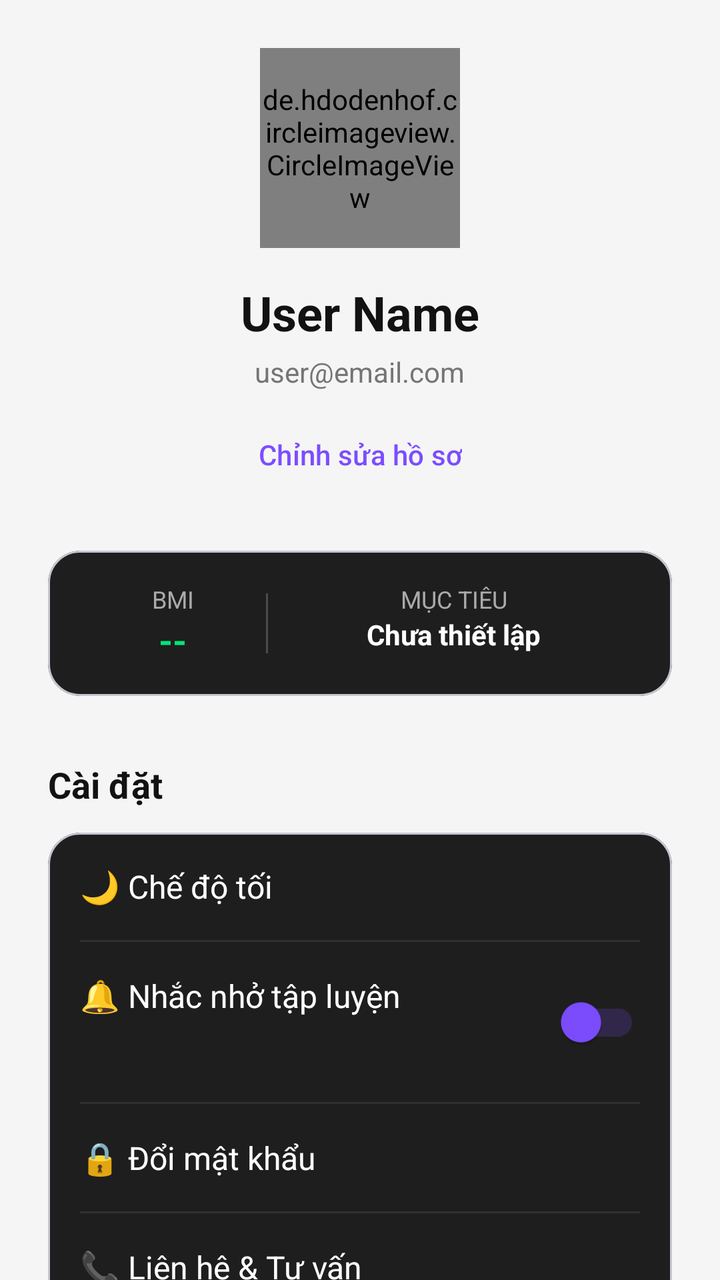
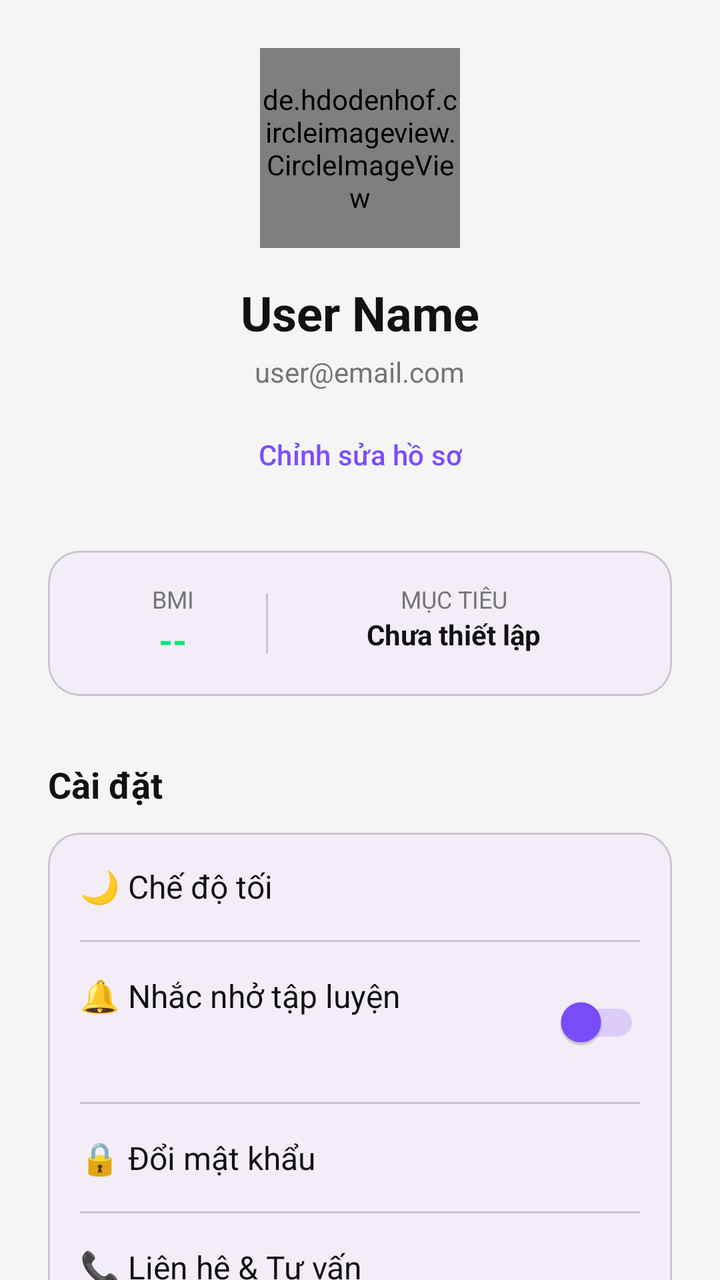

An Android layout rendered at two revisions. The XML below is the earlier revision; the diff shows what the commit changed to produce the second picture.
<!-- AndroidManifest.xml: application theme Theme.FitBody -->
<!-- res/layout/fragment_profile.xml -->
<?xml version="1.0" encoding="utf-8"?>
<androidx.coordinatorlayout.widget.CoordinatorLayout xmlns:android="http://schemas.android.com/apk/res/android"
    xmlns:app="http://schemas.android.com/apk/res-auto"
    android:layout_width="match_parent"
    android:layout_height="match_parent"
    android:background="?android:attr/windowBackground">

    <androidx.core.widget.NestedScrollView
        android:layout_width="match_parent"
        android:layout_height="match_parent">

        <LinearLayout
            android:layout_width="match_parent"
            android:layout_height="wrap_content"
            android:gravity="center_horizontal"
            android:orientation="vertical"
            android:padding="24dp">

            
            <de.hdodenhof.circleimageview.CircleImageView
                android:id="@+id/imgAvatarProfile"
                android:layout_width="100dp"
                android:layout_height="100dp"
                android:src="@drawable/ic_launcher_background"
                app:civ_border_color="#7C4DFF"
                app:civ_border_width="2dp" />

            <TextView
                android:id="@+id/txtProfileName"
                android:layout_width="wrap_content"
                android:layout_height="wrap_content"
                android:layout_marginTop="16dp"
                android:text="User Name"
                android:textColor="?attr/colorOnSurface"
                android:textSize="24sp"
                android:textStyle="bold" />

            <TextView
                android:id="@+id/txtProfileRole"
                android:layout_width="wrap_content"
                android:layout_height="wrap_content"
                android:layout_marginTop="4dp"
                android:text="user@email.com"
                android:textColor="?attr/colorOnSurfaceVariant"
                android:textSize="14sp" />

            <Button
                android:id="@+id/txtEditProfile"
                style="@style/Widget.Material3.Button.TextButton"
                android:layout_width="wrap_content"
                android:layout_height="wrap_content"
                android:layout_marginTop="8dp"
                android:text="Chỉnh sửa hồ sơ" />

            
            <com.google.android.material.card.MaterialCardView
                android:layout_width="match_parent"
                android:layout_height="wrap_content"
                android:layout_marginTop="24dp"
                app:cardCornerRadius="16dp"
                app:cardBackgroundColor="#1E1E1E">
                <LinearLayout
                    android:layout_width="match_parent"
                    android:layout_height="wrap_content"
                    android:orientation="horizontal"
                    android:padding="16dp">
                    <LinearLayout
                        android:layout_width="0dp"
                        android:layout_height="wrap_content"
                        android:layout_weight="1"
                        android:gravity="center"
                        android:orientation="vertical">
                        <TextView android:layout_width="wrap_content" android:layout_height="wrap_content" android:text="BMI" android:textColor="#AAAAAA" android:textSize="12sp"/>
                        <TextView android:id="@+id/txtProfileBMI" android:layout_width="wrap_content" android:layout_height="wrap_content" android:text="--" android:textColor="#00E676" android:textSize="18sp" android:textStyle="bold"/>
                    </LinearLayout>
                    <View android:layout_width="1dp" android:layout_height="30dp" android:background="#33FFFFFF" android:layout_gravity="center_vertical"/>
                    <LinearLayout
                        android:layout_width="0dp"
                        android:layout_height="wrap_content"
                        android:layout_weight="2"
                        android:gravity="center"
                        android:orientation="vertical">
                        <TextView android:layout_width="wrap_content" android:layout_height="wrap_content" android:text="MỤC TIÊU" android:textColor="#AAAAAA" android:textSize="12sp"/>
                        <TextView android:id="@+id/txtProfileGoal" android:layout_width="wrap_content" android:layout_height="wrap_content" android:text="Chưa thiết lập" android:textColor="#FFFFFF" android:textSize="14sp" android:textStyle="bold" android:gravity="center"/>
                    </LinearLayout>
                </LinearLayout>
            </com.google.android.material.card.MaterialCardView>

            
            <TextView
                android:layout_width="match_parent"
                android:layout_height="wrap_content"
                android:layout_marginTop="32dp"
                android:layout_marginBottom="12dp"
                android:text="Cài đặt"
                android:textColor="?attr/colorOnSurface"
                android:textSize="18sp"
                android:textStyle="bold" />

            <com.google.android.material.card.MaterialCardView
                android:layout_width="match_parent"
                android:layout_height="wrap_content"
                app:cardCornerRadius="16dp"
                app:cardBackgroundColor="#1E1E1E">
                <LinearLayout
                    android:layout_width="match_parent"
                    android:layout_height="wrap_content"
                    android:orientation="vertical">

                    <RelativeLayout
                        android:id="@+id/layoutDarkMode"
                        android:layout_width="match_parent"
                        android:layout_height="wrap_content"
                        android:padding="16dp"
                        android:clickable="true"
                        android:focusable="true"
                        android:background="?attr/selectableItemBackground">
                        <TextView
                            android:id="@+id/txtDarkMode"
                            android:layout_width="wrap_content"
                            android:layout_height="wrap_content"
                            android:text="🌙 Chế độ tối"
                            android:textColor="#FFFFFF"
                            android:textSize="16sp" />
                    </RelativeLayout>

                    <View android:layout_width="match_parent" android:layout_height="1dp" android:background="#15FFFFFF" android:layout_marginHorizontal="16dp"/>

                    <RelativeLayout
                        android:layout_width="match_parent"
                        android:layout_height="wrap_content"
                        android:padding="16dp">
                        <TextView
                            android:layout_width="wrap_content"
                            android:layout_height="wrap_content"
                            android:text="🔔 Nhắc nhở tập luyện"
                            android:textColor="#FFFFFF"
                            android:textSize="16sp" />
                        <androidx.appcompat.widget.SwitchCompat
                            android:id="@+id/switchNotifications"
                            android:layout_width="wrap_content"
                            android:layout_height="wrap_content"
                            android:layout_alignParentEnd="true"
                            app:thumbTint="#7C4DFF"
                            app:trackTint="#337C4DFF"/>
                    </RelativeLayout>

                    <View android:layout_width="match_parent" android:layout_height="1dp" android:background="#15FFFFFF" android:layout_marginHorizontal="16dp"/>

                    <TextView
                        android:id="@+id/txtChangePassword"
                        android:layout_width="match_parent"
                        android:layout_height="wrap_content"
                        android:padding="16dp"
                        android:text="🔒 Đổi mật khẩu"
                        android:textColor="#FFFFFF"
                        android:textSize="16sp"
                        android:background="?attr/selectableItemBackground"
                        android:clickable="true"
                        android:focusable="true"/>

                    <View android:layout_width="match_parent" android:layout_height="1dp" android:background="#15FFFFFF" android:layout_marginHorizontal="16dp"/>

                    <TextView
                        android:id="@+id/txtContactSupport"
                        android:layout_width="match_parent"
                        android:layout_height="wrap_content"
                        android:padding="16dp"
                        android:text="📞 Liên hệ &amp; Tư vấn"
                        android:textColor="#FFFFFF"
                        android:textSize="16sp"
                        android:background="?attr/selectableItemBackground"
                        android:clickable="true"
                        android:focusable="true"/>
                </LinearLayout>
            </com.google.android.material.card.MaterialCardView>

            <Button
                android:id="@+id/btnLogout"
                android:layout_width="match_parent"
                android:layout_height="55dp"
                android:layout_marginTop="40dp"
                android:backgroundTint="#FF5252"
                android:text="Đăng xuất"
                android:textColor="#FFFFFF"
                android:textStyle="bold" />

            <TextView
                android:id="@+id/txtVersion"
                android:layout_width="match_parent"
                android:layout_height="wrap_content"
                android:layout_marginTop="24dp"
                android:layout_marginBottom="40dp"
                android:gravity="center"
                android:text="Phiên bản 1.2.0 (Build 2026)"
                android:textColor="#555555"
                android:textSize="12sp" />

        </LinearLayout>
    </androidx.core.widget.NestedScrollView>
</androidx.coordinatorlayout.widget.CoordinatorLayout>
<!-- resources referenced by this layout -->
<resources>
  <!-- drawable ic_launcher_background (drawable) -->
  <?xml version="1.0" encoding="utf-8"?>
  <vector
      android:height="108dp"
      android:width="108dp"
      android:viewportHeight="108"
      android:viewportWidth="108"
      xmlns:android="http://schemas.android.com/apk/res/android">
      
      <path android:fillColor="#121212"
            android:pathData="M0,0h108v108h-108z"/>
  </vector>
  <style name="Theme.FitBody" parent="Theme.Material3.DayNight.NoActionBar">
          <item name="colorPrimary">@color/primary</item>
          <item name="android:windowBackground">@color/app_background</item>
          <item name="android:statusBarColor">@color/app_background</item>
          <item name="android:navigationBarColor">@color/app_background</item>
  
          
          <item name="colorSurface">@color/card_background</item>
          <item name="colorOnSurface">@color/text_primary</item>
          <item name="colorOnSurfaceVariant">@color/text_secondary</item>
          <item name="colorOutline">@color/text_secondary</item>
      </style>
  <color name="primary">#7C4DFF</color>
  <color name="app_background">#F5F5F5</color>
  <color name="card_background">#FFFFFF</color>
  <color name="text_primary">#121212</color>
  <color name="text_secondary">#757575</color>
</resources>

<!-- the commit's change to res/layout/fragment_profile.xml (unified diff, before → after) -->
@@ -58,7 +58,7 @@
                 android:layout_height="wrap_content"
                 android:layout_marginTop="24dp"
                 app:cardCornerRadius="16dp"
-                app:cardBackgroundColor="#1E1E1E">
+                app:cardBackgroundColor="?attr/colorSurfaceContainer">
                 <LinearLayout
                     android:layout_width="match_parent"
                     android:layout_height="wrap_content"
@@ -70,18 +70,18 @@
                         android:layout_weight="1"
                         android:gravity="center"
                         android:orientation="vertical">
-                        <TextView android:layout_width="wrap_content" android:layout_height="wrap_content" android:text="BMI" android:textColor="#AAAAAA" android:textSize="12sp"/>
+                        <TextView android:layout_width="wrap_content" android:layout_height="wrap_content" android:text="BMI" android:textColor="?attr/colorOnSurfaceVariant" android:textSize="12sp"/>
                         <TextView android:id="@+id/txtProfileBMI" android:layout_width="wrap_content" android:layout_height="wrap_content" android:text="--" android:textColor="#00E676" android:textSize="18sp" android:textStyle="bold"/>
                     </LinearLayout>
-                    <View android:layout_width="1dp" android:layout_height="30dp" android:background="#33FFFFFF" android:layout_gravity="center_vertical"/>
+                    <View android:layout_width="1dp" android:layout_height="30dp" android:background="?attr/colorOutlineVariant" android:layout_gravity="center_vertical"/>
                     <LinearLayout
                         android:layout_width="0dp"
                         android:layout_height="wrap_content"
                         android:layout_weight="2"
                         android:gravity="center"
                         android:orientation="vertical">
-                        <TextView android:layout_width="wrap_content" android:layout_height="wrap_content" android:text="MỤC TIÊU" android:textColor="#AAAAAA" android:textSize="12sp"/>
-                        <TextView android:id="@+id/txtProfileGoal" android:layout_width="wrap_content" android:layout_height="wrap_content" android:text="Chưa thiết lập" android:textColor="#FFFFFF" android:textSize="14sp" android:textStyle="bold" android:gravity="center"/>
+                        <TextView android:layout_width="wrap_content" android:layout_height="wrap_content" android:text="MỤC TIÊU" android:textColor="?attr/colorOnSurfaceVariant" android:textSize="12sp"/>
+                        <TextView android:id="@+id/txtProfileGoal" android:layout_width="wrap_content" android:layout_height="wrap_content" android:text="Chưa thiết lập" android:textColor="?attr/colorOnSurface" android:textSize="14sp" android:textStyle="bold" android:gravity="center"/>
                     </LinearLayout>
                 </LinearLayout>
             </com.google.android.material.card.MaterialCardView>
@@ -101,7 +101,7 @@
                 android:layout_width="match_parent"
                 android:layout_height="wrap_content"
                 app:cardCornerRadius="16dp"
-                app:cardBackgroundColor="#1E1E1E">
+                app:cardBackgroundColor="?attr/colorSurfaceContainer">
                 <LinearLayout
                     android:layout_width="match_parent"
                     android:layout_height="wrap_content"
@@ -120,11 +120,11 @@
                             android:layout_width="wrap_content"
                             android:layout_height="wrap_content"
                             android:text="🌙 Chế độ tối"
-                            android:textColor="#FFFFFF"
+                            android:textColor="?attr/colorOnSurface"
                             android:textSize="16sp" />
                     </RelativeLayout>
 
-                    <View android:layout_width="match_parent" android:layout_height="1dp" android:background="#15FFFFFF" android:layout_marginHorizontal="16dp"/>
+                    <View android:layout_width="match_parent" android:layout_height="1dp" android:background="?attr/colorOutlineVariant" android:layout_marginHorizontal="16dp"/>
 
                     <RelativeLayout
                         android:layout_width="match_parent"
@@ -134,7 +134,7 @@
                             android:layout_width="wrap_content"
                             android:layout_height="wrap_content"
                             android:text="🔔 Nhắc nhở tập luyện"
-                            android:textColor="#FFFFFF"
+                            android:textColor="?attr/colorOnSurface"
                             android:textSize="16sp" />
                         <androidx.appcompat.widget.SwitchCompat
                             android:id="@+id/switchNotifications"
@@ -145,7 +145,7 @@
                             app:trackTint="#337C4DFF"/>
                     </RelativeLayout>
 
-                    <View android:layout_width="match_parent" android:layout_height="1dp" android:background="#15FFFFFF" android:layout_marginHorizontal="16dp"/>
+                    <View android:layout_width="match_parent" android:layout_height="1dp" android:background="?attr/colorOutlineVariant" android:layout_marginHorizontal="16dp"/>
 
                     <TextView
                         android:id="@+id/txtChangePassword"
@@ -153,13 +153,13 @@
                         android:layout_height="wrap_content"
                         android:padding="16dp"
                         android:text="🔒 Đổi mật khẩu"
-                        android:textColor="#FFFFFF"
+                        android:textColor="?attr/colorOnSurface"
                         android:textSize="16sp"
                         android:background="?attr/selectableItemBackground"
                         android:clickable="true"
                         android:focusable="true"/>
 
-                    <View android:layout_width="match_parent" android:layout_height="1dp" android:background="#15FFFFFF" android:layout_marginHorizontal="16dp"/>
+                    <View android:layout_width="match_parent" android:layout_height="1dp" android:background="?attr/colorOutlineVariant" android:layout_marginHorizontal="16dp"/>
 
                     <TextView
                         android:id="@+id/txtContactSupport"
@@ -167,7 +167,7 @@
                         android:layout_height="wrap_content"
                         android:padding="16dp"
                         android:text="📞 Liên hệ &amp; Tư vấn"
-                        android:textColor="#FFFFFF"
+                        android:textColor="?attr/colorOnSurface"
                         android:textSize="16sp"
                         android:background="?attr/selectableItemBackground"
                         android:clickable="true"
